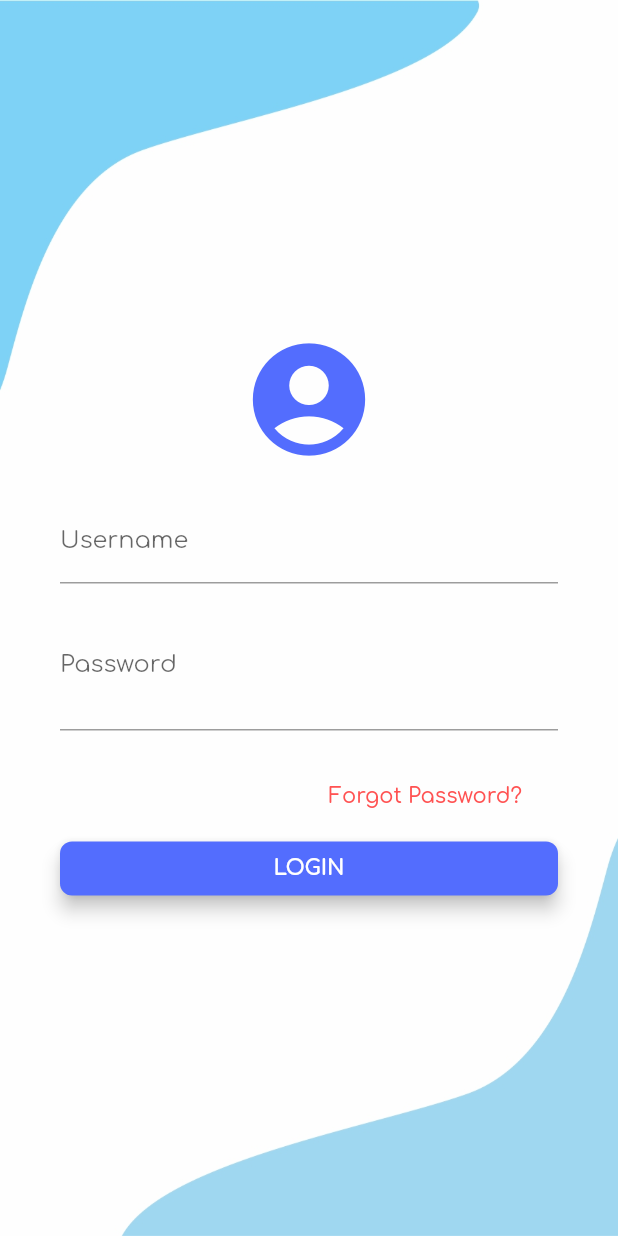
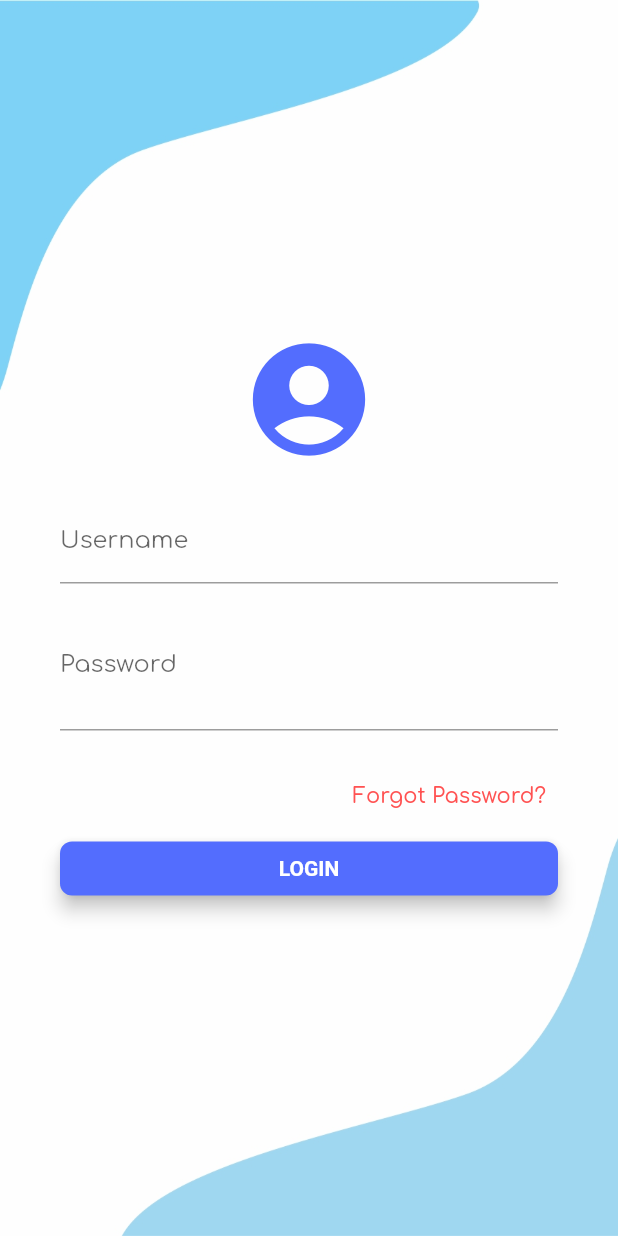
Before and after one commit to mansoormaliyekkal/assignment, a Flutter app: the screen it shows after launch, on a phone screen of 412 x 824 dp. Run offline on Flutter 3.47's test engine with Material 2 defaults, Android fonts, the phone set to English and light mode, and no system bars; our stand-ins replace connectivity, dio, file_picker, firebase_messaging, fluttertoast, geolocator and 2 more; missing offline and left inert: android_intent, autocomplete_textfield; accounts and stored records are empty.

Commit message:
first commit

```diff
--- a/lib/screens/AllCommentPage.dart
+++ b/lib/screens/AllCommentPage.dart
@@ -46,7 +46,7 @@ class _AllCommentState extends State<AllComment> {
                               Text("Date: "),
                               Text(
                                 widget.comments[index].createdDate,
-                                ),
+                              ),
                             ],
                           ),
                         ),
@@ -122,7 +122,7 @@ class _AllCommentState extends State<AllComment> {
     try {
       String url =
           "http://adevole.com/clients/attendance_app/mobile/addcomments.php?user_id=$userId&security_key=$tokenId&task_id=$taskId&comment=$newComment";
-      final response = await client.put(url);
+      final response = await client.put(Uri.parse(url));
       print("Task Response body: ${response.body}");
       if (response.statusCode == 200) {
         var jsonData = AddCommentModel.fromJson(json.decode(response.body));
--- a/lib/screens/AttendancePage.dart
+++ b/lib/screens/AttendancePage.dart
@@ -76,7 +76,7 @@ class AttendancePageState extends State<AttendancePage> {
       });
       String url =
           "http://adevole.com/clients/attendance_app/mobile/attendance_report.php?user_id=$userId&security_key=$tokenId";
-      final response = await client.put(url);
+      final response = await client.put(Uri.parse(url));
       print("Task Response body: ${response.body}");
       if (response.statusCode == 200) {
         var jsonData =
@@ -118,7 +118,7 @@ class AttendancePageState extends State<AttendancePage> {
                               style: TextStyle(color: Colors.black))
                         ]),
                   ),
-                  if((attendanceList[index].outAddress??'').length>0)
+                  if ((attendanceList[index].outAddress ?? '').length > 0)
                     RichText(
                       text: TextSpan(
                           text: 'Out Address :- ',
--- a/lib/screens/ForgotPassword.dart
+++ b/lib/screens/ForgotPassword.dart
@@ -32,7 +32,7 @@ class _ForgotPasswordState extends State<ForgotPassword> {
         "https://www.adevole.com/clients/attendance_app/mobile/forgot_password.php?email=${_forgotPassword.text}";
     print("URL is $url");
     print("Url is $url");
-    final response = await client.put(url);
+    final response = await client.put(Uri.parse(url));
     print("Task Response status: ${response.statusCode}");
     print("Task Response body: ${response.body}");
     if (response.statusCode == 200) {
--- a/lib/screens/LoginPage.dart
+++ b/lib/screens/LoginPage.dart
@@ -154,7 +154,7 @@ class _LoginPageState extends State<LoginPage> {
     setState(() {
       _isLoading = true;
     });
-    client.post(url, body: {
+    client.post(Uri.parse(url), body: {
       "email_id": _userNameController.text,
       "password": _passwordController.text,
       "fcm_id": _fireBaseToken
@@ -326,7 +326,7 @@ class _LoginPageState extends State<LoginPage> {
                             mainAxisSize: MainAxisSize.min,
                             children: <Widget>[
                               Expanded(child: SizedBox()),
-                              FlatButton(
+                              TextButton(
                                   onPressed: () => Navigator.push(
                                       context, ForgotPassword.route()),
                                   child: Text(
--- a/lib/screens/TaskPage.dart
+++ b/lib/screens/TaskPage.dart
@@ -113,7 +113,7 @@ class _TaskPageState extends State<TaskPage> with TickerProviderStateMixin {
     print("Url is $url");
 
     try {
-      final response = await client.put(url);
+      final response = await client.put(Uri.parse(url));
       print("Task Response status: ${response.statusCode}");
       print("Task Response body: ${response.body}");
       if (response.statusCode == 200) {
--- a/lib/screens/TaskWorkLogs.dart
+++ b/lib/screens/TaskWorkLogs.dart
@@ -343,7 +343,7 @@ class _WorkLogsState extends State<TaskWorkLogs> {
     try {
       String url =
           "http://adevole.com/clients/attendance_app/mobile/add_worklog.php?user_id=$userId&security_key=$tokenId&task_id= $taskId&noh=$hrValue:$minValue";
-      final response = await client.put(url);
+      final response = await client.put(Uri.parse(url));
       print("Task Response body: ${response.body}");
       if (response.statusCode == 200) {
         var jsonData = AddCommentModel.fromJson(json.decode(response.body));
@@ -381,7 +381,7 @@ class _WorkLogsState extends State<TaskWorkLogs> {
       String url =
           "http://adevole.com/clients/attendance_app/mobile/list_worklog.php?"
           "user_id=$userId&security_key=$tokenId&task_id=$taskId";
-      final response = await client.put(url);
+      final response = await client.put(Uri.parse(url));
       print("Task Response body: ${response.body}");
       if (response.statusCode == 200) {
         var jsonData = WorkLogsModel.fromJson(json.decode(response.body));
--- a/lib/screens/widgets/commonwidgets.dart
+++ b/lib/screens/widgets/commonwidgets.dart
@@ -10,10 +10,10 @@ Future<bool> willPop(BuildContext context) {
       builder: (context) => AlertDialog(
             title: Text("Do you really want to exit"),
             actions: <Widget>[
-              FlatButton(
+              TextButton(
                   onPressed: () => Navigator.pop(context, false),
                   child: Text("No")),
-              FlatButton(
+              TextButton(
                   onPressed: () => Navigator.pop(context, true),
                   child: Text("Yes")),
             ],
@@ -31,15 +31,18 @@ Widget commonText(name) {
 
 //Common Button
 Widget commonButton(String label, VoidCallback onPressed) {
-  return RaisedButton(
-      textColor: Colors.white,
-      color: Colors.indigoAccent,
+  return ElevatedButton(
+      style: ElevatedButton.styleFrom(
+        textStyle: TextStyle(color: Colors.white),
+        backgroundColor: Colors.indigoAccent,
+        elevation: 5.0,
+        shape:
+            RoundedRectangleBorder(borderRadius: new BorderRadius.circular(8)),
+      ),
       child: new Text(
         label,
         style: TextStyle(fontWeight: FontWeight.bold),
       ),
-      elevation: 5.0,
-      shape: RoundedRectangleBorder(borderRadius: new BorderRadius.circular(8)),
       onPressed: onPressed);
 }
 
```
Also changed, not shown: lib/screens/AddTask.dart (+15 -11 lines), lib/screens/HomePage.dart (+15 -15 lines), lib/screens/TaskDetails.dart (+30 -24 lines), pubspec.yaml (+10 -10 lines), pubspec.lock, 3 other files. Lines whose indentation alone changed are shown as unchanged.
